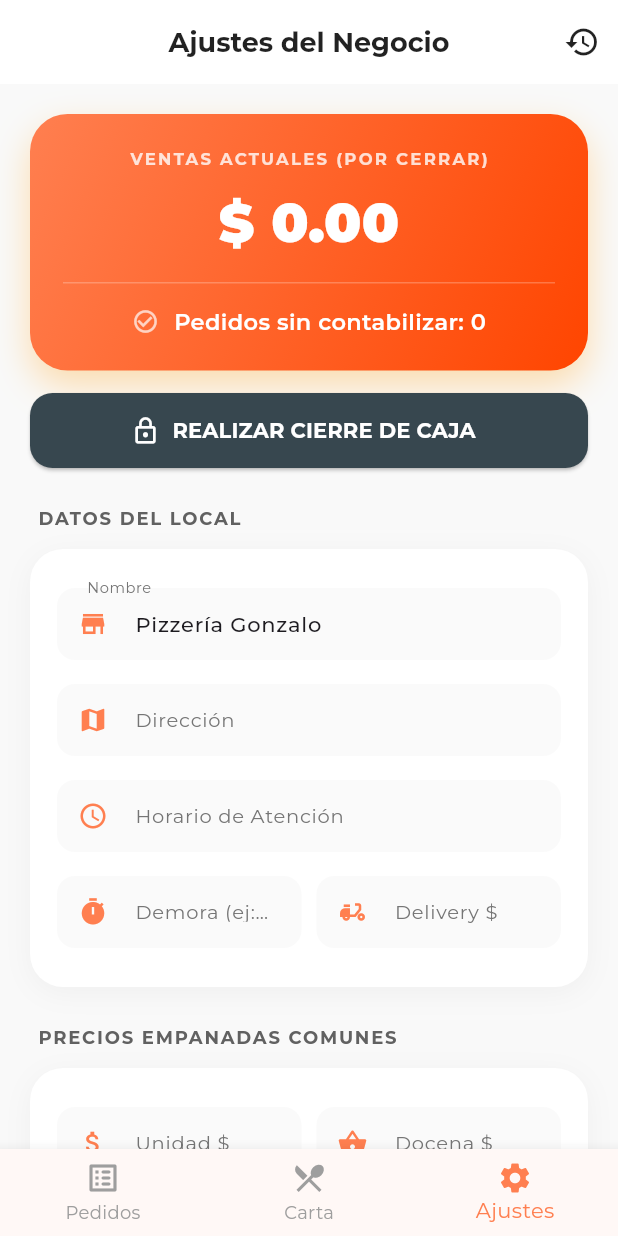
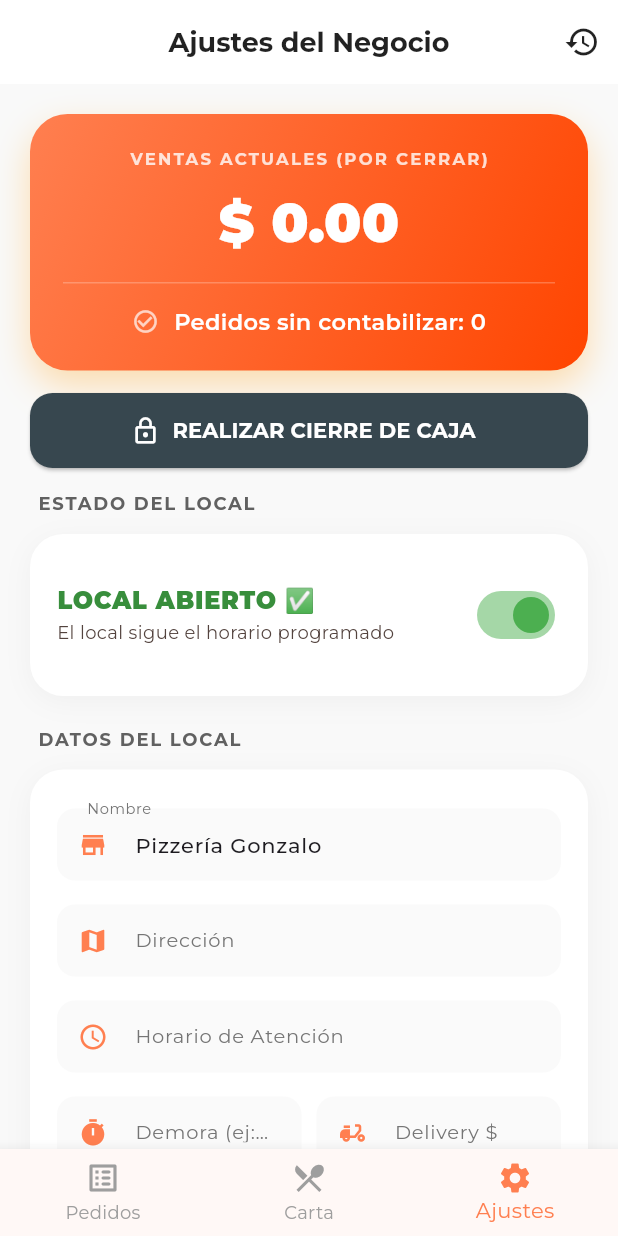
Before and after one commit to CARsoftAR/mi_pedido, a Flutter app: the screen it shows after launch, item 3 of the bottom bar chosen, on a phone screen of 412 x 824 dp. Run offline on Flutter 3.47's test engine with Material 3 defaults, Android fonts, the phone set to English and light mode, and no system bars; our stand-ins replace cloud_firestore, firebase_core, google_fonts, image_picker; accounts and stored records are empty.

Commit message:
Implementado Switch Manual de Estado del Local y persistencia en Firestore

```diff
--- a/lib/configuracion_page.dart
+++ b/lib/configuracion_page.dart
@@ -22,6 +22,7 @@ class _ConfiguracionPageState extends State<ConfiguracionPage> {
   final TextEditingController _unidadEspecialController = TextEditingController();
   final TextEditingController _docenaEspecialController = TextEditingController();
 
+  bool _localAbiertoManual = true;
   bool _isSaving = false;
   bool _isLoading = true;
   bool _isClosing = false;
@@ -62,6 +63,8 @@ class _ConfiguracionPageState extends State<ConfiguracionPage> {
           _docenaComunController.text = _formatPrice(data['docena_comun']);
           _unidadEspecialController.text = _formatPrice(data['unidad_especial']);
           _docenaEspecialController.text = _formatPrice(data['docena_especial']);
+
+          _localAbiertoManual = data['local_abierto_manual'] ?? true;
         });
       }
     } catch (e) {
@@ -84,6 +87,7 @@ class _ConfiguracionPageState extends State<ConfiguracionPage> {
         'docena_comun': _parsePrice(_docenaComunController.text),
         'unidad_especial': _parsePrice(_unidadEspecialController.text),
         'docena_especial': _parsePrice(_docenaEspecialController.text),
+        'local_abierto_manual': _localAbiertoManual,
         'updated_at': FieldValue.serverTimestamp(),
       };
       await FirebaseFirestore.instance.collection('configuracion_local').doc('precios').set(data, SetOptions(merge: true));
@@ -219,7 +223,31 @@ class _ConfiguracionPageState extends State<ConfiguracionPage> {
                 );
               },
             ),
-            const SizedBox(height: 25),
+            const SizedBox(height: 15),
+            _buildSectionTitle("Estado del Local"),
+            _buildCard([
+              SwitchListTile(
+                contentPadding: EdgeInsets.zero,
+                title: Text(
+                  _localAbiertoManual ? "LOCAL ABIERTO ✅" : "LOCAL CERRADO ❌",
+                  style: GoogleFonts.montserrat(
+                    fontWeight: FontWeight.w900,
+                    fontSize: 16,
+                    color: _localAbiertoManual ? Colors.green[700] : Colors.red[700],
+                  ),
+                ),
+                subtitle: Text(
+                  _localAbiertoManual
+                    ? "El local sigue el horario programado"
+                    : "CERRADO TEMPORALMENTE (ignora horario)",
+                  style: GoogleFonts.montserrat(fontSize: 12),
+                ),
+                value: _localAbiertoManual,
+                activeColor: Colors.green,
+                onChanged: (val) => setState(() => _localAbiertoManual = val),
+              ),
+            ]),
+            const SizedBox(height: 20),
 
             _buildSectionTitle("Datos del Local"),
             _buildCard([
```
